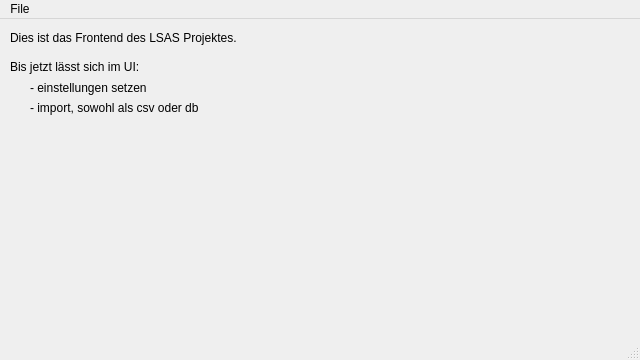
The window that src/visuals/ui/forms/mainwindow.ui (future-gadget-lab-de/league_scrim_analytics_suite) describes before a commit, drawn with Qt 5.
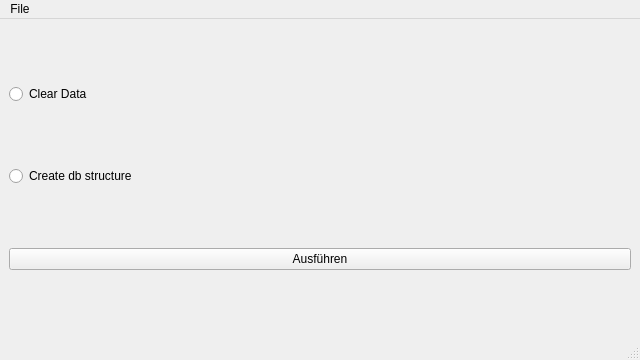
The same window after the commit. Icons and pictures are not drawn.

Commit message: feat - ui: create db struc + delete data

What changed in the file:
```diff
--- a/src/visuals/ui/forms/mainwindow.ui
+++ b/src/visuals/ui/forms/mainwindow.ui
@@ -32,58 +32,29 @@
      <verstretch>0</verstretch>
     </sizepolicy>
    </property>
-   <widget class="QLabel" name="label">
-    <property name="geometry">
-     <rect>
-      <x>10</x>
-      <y>10</y>
-      <width>461</width>
-      <height>18</height>
-     </rect>
-    </property>
+   <layout class="QVBoxLayout" name="verticalLayout">
+    <item>
+     <widget class="QRadioButton" name="radio_clear">
     <property name="text">
-     <string>Dies ist das Frontend des LSAS Projektes.</string>
-    </property>
-   </widget>
-   <widget class="QLabel" name="label_2">
-    <property name="geometry">
-     <rect>
-      <x>10</x>
-      <y>40</y>
-      <width>511</width>
-      <height>16</height>
-     </rect>
-    </property>
+       <string>Clear Data</string>
+      </property>
+     </widget>
+    </item>
+    <item>
+     <widget class="QRadioButton" name="radio_db_create">
     <property name="text">
-     <string>Bis jetzt lässt sich im UI:</string>
-    </property>
-   </widget>
-   <widget class="QLabel" name="label_3">
-    <property name="geometry">
-     <rect>
-      <x>30</x>
-      <y>60</y>
-      <width>221</width>
-      <height>18</height>
-     </rect>
-    </property>
+       <string>Create db structure</string>
+      </property>
+     </widget>
+    </item>
+    <item>
+     <widget class="QPushButton" name="button_execute">
     <property name="text">
-     <string>- einstellungen setzen</string>
-    </property>
-   </widget>
-   <widget class="QLabel" name="label_4">
-    <property name="geometry">
-     <rect>
-      <x>30</x>
-      <y>80</y>
-      <width>321</width>
-      <height>18</height>
-     </rect>
-    </property>
-    <property name="text">
-     <string>- import, sowohl als csv oder db</string>
-    </property>
-   </widget>
+       <string>Ausführen</string>
+      </property>
+     </widget>
+    </item>
+   </layout>
   </widget>
   <widget class="QMenuBar" name="menubar">
    <property name="geometry">
```
Lines whose indentation alone changed are shown as unchanged. The commit also changes 6 other files.
